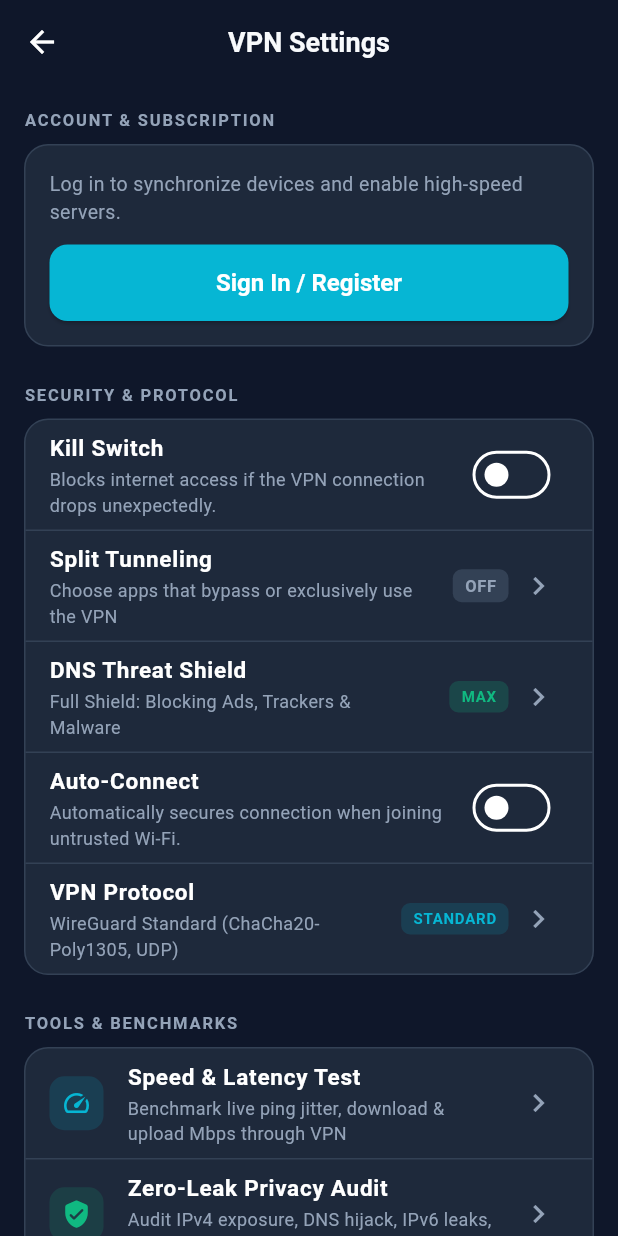
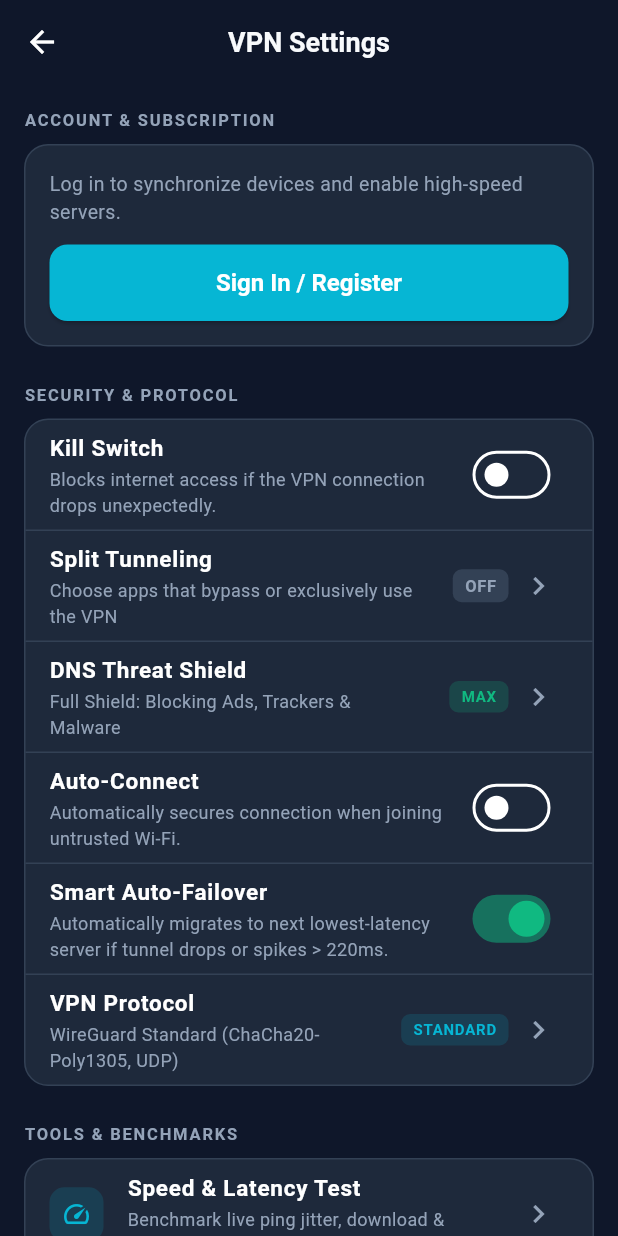
Before and after one commit to rehmanghani2/VPN, a Flutter app: the screen it shows after launch, after a tap on the "tune" icon, on a phone screen of 412 x 824 dp. Run offline on Flutter 3.47's test engine with Material 3 defaults, Android fonts, the phone set to English and light mode, and no system bars; our stand-ins replace dio, shared_preferences; accounts and stored records are empty; network calls fail; Roboto replaces fonts that are missing (Segoe UI).

Commit message:
feat{}: Phase 16 Complete: Smart Ping Probing & Auto-Failover Server Migration We have implemented and verified Phase 16.

```diff
--- a/mobile/lib/core/services/storage_service.dart
+++ b/mobile/lib/core/services/storage_service.dart
@@ -104,4 +104,13 @@ class StorageService {
     return str != null ? DateTime.tryParse(str) : null;
   }
   Future<void> setLastKeyRotatedAt(DateTime dt) async => await _prefs.setString(_keyLastKeyRotatedAt, dt.toIso8601String());
+
+  // Phase 16: Smart Quality Prober & Auto-Failover
+  static const String _keyAutoFailover = 'auto_failover';
+  bool get isAutoFailoverEnabled => _prefs.getBool(_keyAutoFailover) ?? true;
+  Future<void> setAutoFailover(bool value) async => await _prefs.setBool(_keyAutoFailover, value);
+
+  static const String _keyFailoverLatencyThreshold = 'failover_latency_threshold';
+  int get failoverLatencyThresholdMs => _prefs.getInt(_keyFailoverLatencyThreshold) ?? 220; // 220ms threshold
+  Future<void> setFailoverLatencyThreshold(int ms) async => await _prefs.setInt(_keyFailoverLatencyThreshold, ms);
 }
--- a/mobile/lib/core/services/vpn_bridge.dart
+++ b/mobile/lib/core/services/vpn_bridge.dart
@@ -6,6 +6,7 @@ enum TunnelState {
   disconnected,
   connecting,
   connected,
+  reconnecting,
   disconnecting,
   error,
 }
@@ -174,6 +175,8 @@ class VpnBridge {
     switch (state.toLowerCase()) {
       case 'connecting':
         return TunnelState.connecting;
+      case 'reconnecting':
+        return TunnelState.reconnecting;
       case 'connected':
         return TunnelState.connected;
       case 'disconnecting':
--- a/mobile/lib/features/settings/screens/settings_screen.dart
+++ b/mobile/lib/features/settings/screens/settings_screen.dart
@@ -375,6 +375,23 @@ class _SettingsScreenState extends State<SettingsScreen> {
                   },
                 ),
                 const Divider(height: 1, color: AppTheme.surfaceLight),
+                SwitchListTile(
+                  title: const Text(
+                    'Smart Auto-Failover',
+                    style: TextStyle(fontWeight: FontWeight.w600, fontSize: 15),
+                  ),
+                  subtitle: const Text(
+                    'Automatically migrates to next lowest-latency server if tunnel drops or spikes > 220ms.',
+                    style: TextStyle(fontSize: 12, color: AppTheme.textSecondary),
+                  ),
+                  activeColor: AppTheme.connectedGreen,
+                  value: storage.isAutoFailoverEnabled,
+                  onChanged: (val) {
+                    storage.setAutoFailover(val);
+                    setState(() {});
+                  },
+                ),
+                const Divider(height: 1, color: AppTheme.surfaceLight),
                 ListTile(
                   title: const Text(
                     'VPN Protocol',
--- a/mobile/lib/features/vpn/screens/home_screen.dart
+++ b/mobile/lib/features/vpn/screens/home_screen.dart
@@ -90,6 +90,8 @@ class HomeScreen extends StatelessWidget {
                 decoration: BoxDecoration(
                   color: isConnected
                       ? AppTheme.connectedGreen.withOpacity(0.15)
+                      : vpn.isReconnecting
+                          ? AppTheme.warningYellow.withOpacity(0.15)
                           : isConnecting
                               ? AppTheme.primary.withOpacity(0.15)
                               : AppTheme.surfaceLight.withOpacity(0.3),
@@ -97,6 +99,8 @@ class HomeScreen extends StatelessWidget {
                   border: Border.all(
                     color: isConnected
                         ? AppTheme.connectedGreen.withOpacity(0.4)
+                        : vpn.isReconnecting
+                            ? AppTheme.warningYellow.withOpacity(0.4)
                             : isConnecting
                                 ? AppTheme.primary.withOpacity(0.4)
                                 : Colors.transparent,
@@ -112,6 +116,8 @@ class HomeScreen extends StatelessWidget {
                         shape: BoxShape.circle,
                         color: isConnected
                             ? AppTheme.connectedGreen
+                            : vpn.isReconnecting
+                                ? AppTheme.warningYellow
                                 : isConnecting
                                     ? AppTheme.primary
                                     : AppTheme.disconnectedRed,
@@ -121,6 +127,8 @@ class HomeScreen extends StatelessWidget {
                     Text(
                       isConnected
                           ? 'PROTECTED & ENCRYPTED'
+                          : vpn.isReconnecting
+                              ? 'AUTO-FAILOVER RECONNECTING...'
                               : isConnecting
                                   ? 'SECURING CONNECTION...'
                                   : 'UNPROTECTED',
@@ -130,6 +138,8 @@ class HomeScreen extends StatelessWidget {
                         letterSpacing: 1.2,
                         color: isConnected
                             ? AppTheme.connectedGreen
+                            : vpn.isReconnecting
+                                ? AppTheme.warningYellow
                                 : isConnecting
                                     ? AppTheme.primary
                                     : AppTheme.textSecondary,
```
Also changed, not shown: mobile/lib/features/vpn/vpn_provider.dart (+93 -0 lines), 3 other files. Lines whose indentation alone changed are shown as unchanged.
